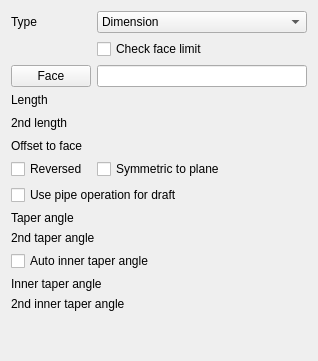
Above: src/Mod/PartDesign/Gui/TaskPocketParameters.ui from wavexx/FreeCAD before the change. Below: the same form after it.
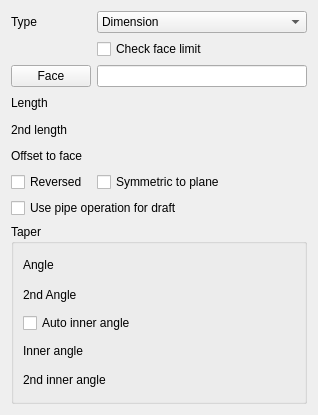
That is the form after the change. Custom widgets are drawn as their Qt base class.

The edit to the form file:
```diff
--- a/src/Mod/PartDesign/Gui/TaskPocketParameters.ui
+++ b/src/Mod/PartDesign/Gui/TaskPocketParameters.ui
@@ -7,7 +7,7 @@
     <x>0</x>
     <y>0</y>
     <width>318</width>
-    <height>361</height>
+    <height>415</height>
    </rect>
   </property>
   <property name="windowTitle">
@@ -135,11 +135,17 @@
     </widget>
    </item>
    <item>
+    <widget class="QGroupBox" name="groupBox_2">
+     <property name="title">
+      <string>Taper</string>
+     </property>
+     <layout class="QVBoxLayout" name="verticalLayout_2">
+      <item>
     <layout class="QHBoxLayout" name="horizontalLayout_8">
      <item>
       <widget class="QLabel" name="labelTaperAngle">
        <property name="text">
-        <string>Taper angle</string>
+           <string>Angle</string>
        </property>
       </widget>
      </item>
@@ -166,7 +172,7 @@
      <item>
       <widget class="QLabel" name="labelTaperAngle2">
        <property name="text">
-        <string>2nd taper angle</string>
+           <string>2nd Angle</string>
        </property>
       </widget>
      </item>
@@ -191,7 +197,7 @@
    <item>
     <widget class="QCheckBox" name="autoInnerTaperAngle">
      <property name="text">
-      <string>Auto inner taper angle</string>
+         <string>Auto inner angle</string>
      </property>
      <property name="checked">
       <bool>false</bool>
@@ -199,11 +205,11 @@
     </widget>
    </item>
    <item>
-    <layout class="QHBoxLayout" name="horizontalLayout_10">
+       <layout class="QHBoxLayout" name="horizontalLayout_13">
      <item>
       <widget class="QLabel" name="labelInnerTaperAngle">
        <property name="text">
-        <string>Inner taper angle</string>
+           <string>Inner angle</string>
        </property>
       </widget>
      </item>
@@ -226,11 +232,11 @@
     </layout>
    </item>
    <item>
-    <layout class="QHBoxLayout" name="horizontalLayout_11">
+       <layout class="QHBoxLayout" name="horizontalLayout_12">
      <item>
       <widget class="QLabel" name="labelInnerTaperAngle2">
        <property name="text">
-        <string>2nd inner taper angle</string>
+           <string>2nd inner angle</string>
        </property>
       </widget>
      </item>
@@ -252,18 +258,8 @@
      </item>
     </layout>
    </item>
-   <item>
-    <spacer name="verticalSpacer">
-     <property name="orientation">
-      <enum>Qt::Vertical</enum>
-     </property>
-     <property name="sizeHint" stdset="0">
-      <size>
-       <width>20</width>
-       <height>40</height>
-      </size>
-     </property>
-    </spacer>
+     </layout>
+    </widget>
    </item>
   </layout>
  </widget>
```
Lines whose indentation alone changed are shown as unchanged.
